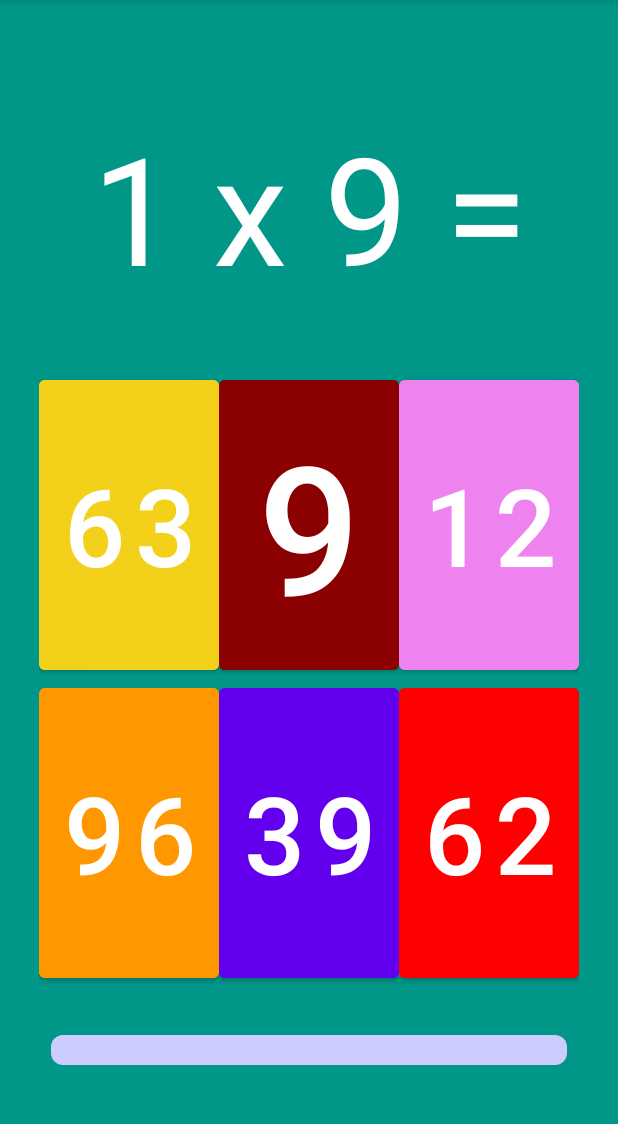
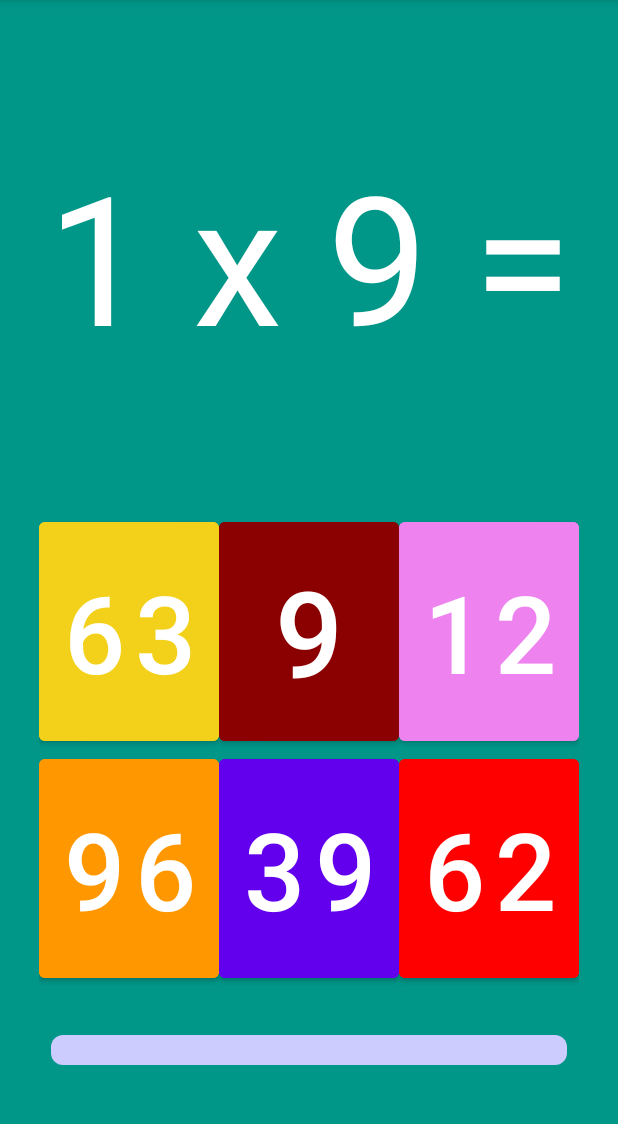
Before and after one commit to hilariocamachomore/MarinaAprendeAMultiplicar, an Android app: the PracticarTablaActivity screen opened directly, with no data from a screen before it, on a phone screen of 412 x 824 dp, the part 84-1208 px from its top. Run offline under Robolectric (Android 15) with nearby library versions, the light colour scheme and no system bars.

Commit message:
Funciona dividido en 2 gridlayout. Corregir algun defectillo.

```diff
--- a/app/src/main/res/layout/activity_practicar_tabla.xml
+++ b/app/src/main/res/layout/activity_practicar_tabla.xml
@@ -8,14 +8,13 @@
     android:background="@color/blue_10"
     android:padding="26dp">
 
-
     <GridLayout
-        android:id="@+id/gridLayout"
+        android:id="@+id/gridLayoutArriba"
         android:layout_width="0dp"
         android:layout_height="0dp"
         android:columnCount="3"
-        android:rowCount="6"
-        app:layout_constraintBottom_toTopOf="@+id/progressBar"
+        android:rowCount="2"
+        app:layout_constraintBottom_toTopOf="@+id/gridLayoutAbajo"
         app:layout_constraintEnd_toEndOf="parent"
         app:layout_constraintStart_toStartOf="parent"
         app:layout_constraintTop_toTopOf="parent">
@@ -38,15 +37,27 @@
             android:layout_rowWeight="1"
             android:layout_columnSpan="3"
             android:layout_columnWeight="1"
-            android:autoSizeMaxTextSize="100sp"
+            android:autoSizeMaxTextSize="120sp"
             android:autoSizeMinTextSize="8sp"
             android:autoSizeStepGranularity="2sp"
             android:autoSizeTextType="uniform"
             android:backgroundTint="@color/light_yellow"
+            android:singleLine="true"
             android:text="1x1="
             android:textAlignment="center"
             android:textColor="@color/white"
             android:textSize="14sp" />
+    </GridLayout>
+    <GridLayout
+        android:id="@+id/gridLayoutAbajo"
+        android:layout_width="0dp"
+        android:layout_height="0dp"
+        android:columnCount="3"
+        android:rowCount="2"
+        app:layout_constraintBottom_toTopOf="@+id/progressBar"
+        app:layout_constraintEnd_toEndOf="parent"
+        app:layout_constraintStart_toStartOf="parent"
+        app:layout_constraintTop_toBottomOf="@+id/gridLayoutArriba">
 
         <Button
             android:id="@+id/respuesta1"
@@ -70,7 +81,7 @@
             android:layout_height="wrap_content"
             android:layout_rowWeight="1"
             android:layout_columnWeight="1"
-            android:autoSizeMaxTextSize="120sp"
+            android:autoSizeMaxTextSize="80sp"
             android:autoSizeMinTextSize="8sp"
             android:autoSizeStepGranularity="2sp"
             android:autoSizeTextType="uniform"
@@ -86,7 +97,7 @@
             android:layout_height="wrap_content"
             android:layout_rowWeight="1"
             android:layout_columnWeight="1"
-            android:autoSizeMaxTextSize="120sp"
+            android:autoSizeMaxTextSize="80sp"
             android:autoSizeMinTextSize="8sp"
             android:autoSizeStepGranularity="2sp"
             android:autoSizeTextType="uniform"
@@ -102,7 +113,7 @@
             android:layout_height="wrap_content"
             android:layout_rowWeight="1"
             android:layout_columnWeight="1"
-            android:autoSizeMaxTextSize="120sp"
+            android:autoSizeMaxTextSize="80sp"
             android:autoSizeMinTextSize="8sp"
             android:autoSizeStepGranularity="2sp"
             android:autoSizeTextType="uniform"
@@ -118,7 +129,7 @@
             android:layout_height="wrap_content"
             android:layout_rowWeight="1"
             android:layout_columnWeight="1"
-            android:autoSizeMaxTextSize="120sp"
+            android:autoSizeMaxTextSize="80sp"
             android:autoSizeMinTextSize="8sp"
             android:autoSizeStepGranularity="2sp"
             android:autoSizeTextType="uniform"
@@ -134,7 +145,7 @@
             android:layout_height="wrap_content"
             android:layout_rowWeight="1"
             android:layout_columnWeight="1"
-            android:autoSizeMaxTextSize="120sp"
+            android:autoSizeMaxTextSize="80sp"
             android:autoSizeMinTextSize="8sp"
             android:autoSizeStepGranularity="2sp"
             android:autoSizeTextType="uniform"
@@ -161,6 +172,6 @@
         app:layout_constraintBottom_toBottomOf="parent"
         app:layout_constraintEnd_toEndOf="parent"
         app:layout_constraintStart_toStartOf="parent"
-        app:layout_constraintTop_toBottomOf="@+id/gridLayout" />
+        app:layout_constraintTop_toBottomOf="@+id/gridLayoutAbajo" />
 
 </androidx.constraintlayout.widget.ConstraintLayout>
```
